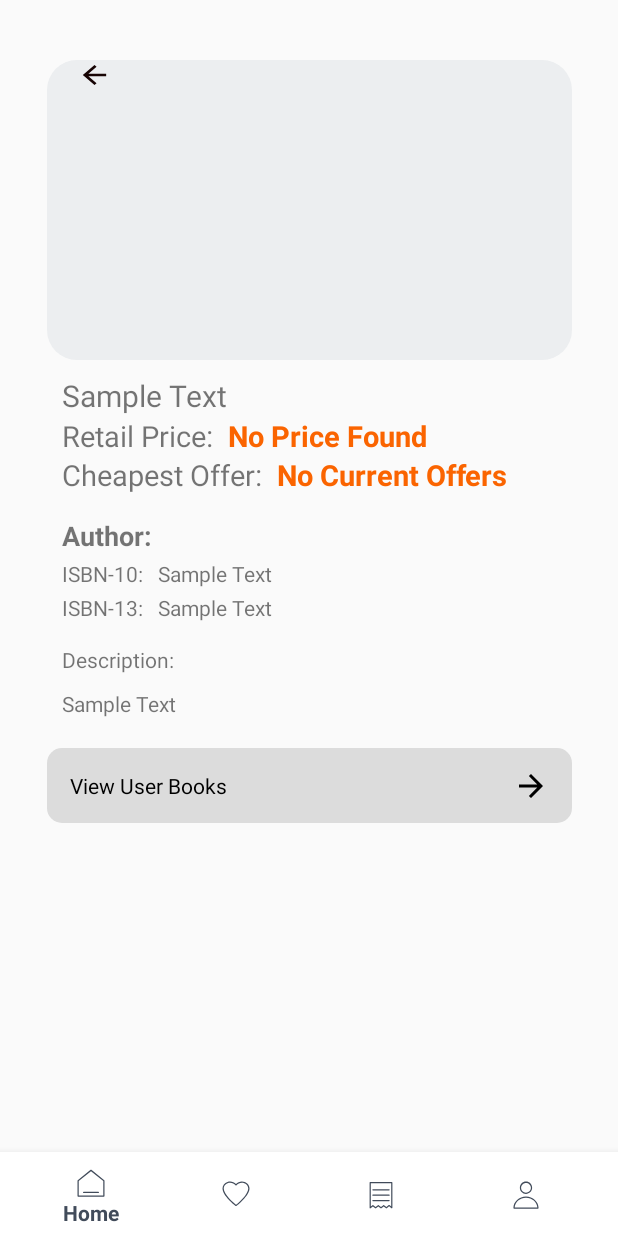
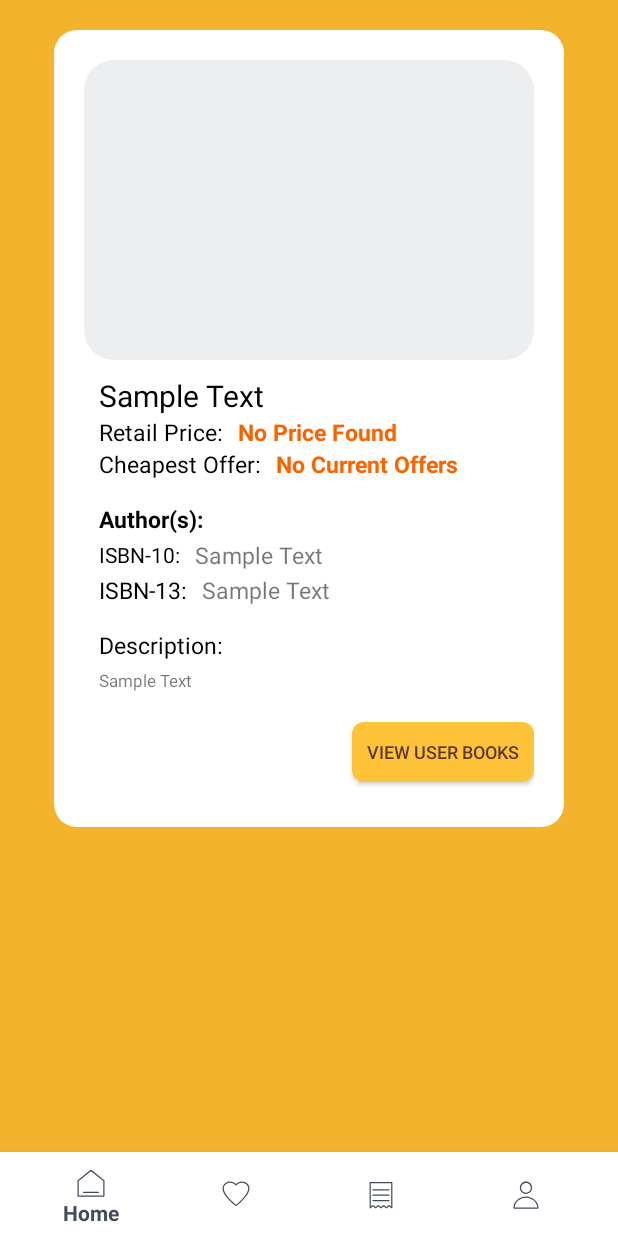
Before and after one commit to BonfireBooks/BonfireBooks, an Android app: the fragment BookDetailsFragment placed in its activity, on a phone screen of 412 x 824 dp. Run offline under Robolectric (Android 15) with nearby library versions, the phone set to English and light mode, and no system bars; our stand-ins replace Firebase (no records; nobody signed in at launch, a user with empty details on screens opened directly); libraries missing offline, so code that uses them is left out: org.checkerframework.common; 16 statements that could not run were skipped.

Commit message:
ViewUserBook Layout updated
ViewUserBook layout replaced with actual button

```diff
--- a/app/src/main/java/com/example/bonfirebooks/BookDetailsFragment.java
+++ b/app/src/main/java/com/example/bonfirebooks/BookDetailsFragment.java
@@ -85,8 +85,9 @@ public class BookDetailsFragment extends Fragment {
     TextView txtV_isbn13_edit;
     TextView txtV_book_description_edit;
 
-    Button btn_back;
-    ConstraintLayout btn_view_uBooks;
+    Button btn_view_uBooks;
+
+    ConstraintLayout layout_wrapper;
 
     @Override
     public void onViewCreated(@NonNull View view, @Nullable Bundle savedInstanceState) {
@@ -103,8 +104,8 @@ public class BookDetailsFragment extends Fragment {
         txtV_isbn10_edit = view.findViewById(R.id.txtV_isbn10_edit);
         txtV_isbn13_edit = view.findViewById(R.id.txtV_isbn13_edit);
         txtV_book_description_edit = view.findViewById(R.id.txtV_book_description_edit);
-        btn_back = view.findViewById(R.id.btn_back);
         btn_view_uBooks = view.findViewById(R.id.btn_view_uBooks);
+        layout_wrapper = view.findViewById(R.id.layout_wrapper);
 
         // iterate through the authors map and set the textview with its data
         HashMap<String, String> authors = book.getAuthors();
@@ -112,7 +113,7 @@ public class BookDetailsFragment extends Fragment {
         for (int i = 0; i < authors.size(); i++) {
             authorsStr.append(authors.get(String.valueOf(i)));
             if (i < authors.size() - 1)
-                authorsStr.append(", ");
+                authorsStr.append("\n");
         }
         txtV_author_edit.setText(authorsStr);
 
@@ -135,13 +136,24 @@ public class BookDetailsFragment extends Fragment {
             txtV_cheapest_condition_edit.setText(null);
         }
 
+        txtV_author_edit.setOnClickListener(new View.OnClickListener() {
+            @Override
+            public void onClick(View view) {
+                if (txtV_author_edit.getMaxLines() == 3){
+                    txtV_author_edit.setMaxLines(15);
+                } else {
+                    txtV_author_edit.setMaxLines(3);
+                }
+            }
+        });
+
         txtV_book_description_edit.setOnClickListener(new View.OnClickListener() {
             @Override
             public void onClick(View view) {
-                if (txtV_book_description_edit.getMaxLines() == 10) {
-                    txtV_book_description_edit.setMaxLines(40);
+                if (txtV_book_description_edit.getMaxLines() == 5) {
+                    txtV_book_description_edit.setMaxLines(15);
                 } else {
-                    txtV_book_description_edit.setMaxLines(10);
+                    txtV_book_description_edit.setMaxLines(5);
                 }
             }
         });
@@ -153,13 +165,6 @@ public class BookDetailsFragment extends Fragment {
 
         Glide.with(getContext()).load(book.getCoverImgUrl()).error(R.drawable.ic_image_failed).into(imgV_book_images);
 
-        btn_back.setOnClickListener(new View.OnClickListener() {
-            @Override
-            public void onClick(View view) {
-                ((MainActivity) getActivity()).onBackPressed();
-            }
-        });
-
         btn_view_uBooks.setOnClickListener(new View.OnClickListener() {
             @Override
             public void onClick(View view) {
--- a/app/src/main/res/drawable/button_view_user_books.xml
+++ /dev/null
@@ -1,6 +0,0 @@
-<?xml version="1.0" encoding="utf-8"?>
-<shape xmlns:android="http://schemas.android.com/apk/res/android"
-    android:shape="rectangle">
-    <solid android:color="@color/btn_outline_gray" />
-    <corners android:radius="10dp" />
-</shape>
--- a/app/src/main/res/layout/button_view_user_books.xml
+++ /dev/null
@@ -1,29 +0,0 @@
-<?xml version="1.0" encoding="utf-8"?>
-<androidx.constraintlayout.widget.ConstraintLayout xmlns:android="http://schemas.android.com/apk/res/android"
-    xmlns:app="http://schemas.android.com/apk/res-auto"
-    android:layout_width="wrap_content"
-    android:layout_height="wrap_content"
-    android:background="@drawable/button_view_user_books">
-
-    <TextView
-        android:id="@+id/txtV_view_user_books"
-        android:layout_width="wrap_content"
-        android:layout_height="wrap_content"
-        android:layout_marginStart="15dp"
-        android:text="@string/view_user_books"
-        android:textColor="@color/black"
-        app:layout_constraintBottom_toBottomOf="parent"
-        app:layout_constraintLeft_toLeftOf="parent"
-        app:layout_constraintTop_toTopOf="parent" />
-
-    <TextView
-        android:layout_width="wrap_content"
-        android:layout_height="wrap_content"
-        android:layout_marginEnd="15dp"
-        android:background="@drawable/ic_arrow_forward_black"
-        app:layout_constraintBottom_toBottomOf="parent"
-        app:layout_constraintRight_toRightOf="parent"
-        app:layout_constraintTop_toTopOf="parent"
-        />
-
-</androidx.constraintlayout.widget.ConstraintLayout>
--- a/app/src/main/res/layout/fragment_book_details.xml
+++ b/app/src/main/res/layout/fragment_book_details.xml
@@ -4,36 +4,35 @@
     xmlns:tools="http://schemas.android.com/tools"
     android:layout_width="match_parent"
     android:layout_height="match_parent"
+    android:background="@color/logo_orange"
     tools:context=".BookDetailsFragment">
 
     <ScrollView
         android:layout_width="match_parent"
-        android:layout_height="match_parent">
+        android:layout_height="match_parent"
+        android:paddingVertical="20dp"
+        android:clipToPadding="false"
+        android:scrollbars="none">
 
         <androidx.constraintlayout.widget.ConstraintLayout
-            android:id="@+id/layout_book_details"
-            android:layout_width="match_parent"
-            android:layout_height="match_parent">
+            android:layout_width="wrap_content"
+            android:layout_height="wrap_content"
+            android:background="@drawable/card_rounded"
+            android:padding="20dp"
+            android:layout_gravity="center_horizontal"
+            app:layout_constraintBottom_toBottomOf="parent"
+            app:layout_constraintLeft_toLeftOf="parent"
+            app:layout_constraintRight_toRightOf="parent"
+            app:layout_constraintTop_toTopOf="parent">
 
                 <ImageView
                     android:id="@+id/imgV_book_images"
-                android:layout_width="350dp"
+                    android:layout_width="300dp"
                     android:layout_height="200dp"
-                android:layout_marginTop="40dp"
                     android:background="@drawable/image_switcher"
                     app:layout_constraintLeft_toLeftOf="parent"
                     app:layout_constraintRight_toRightOf="parent"
                     app:layout_constraintTop_toTopOf="parent" />
-
-            <Button
-                android:id="@+id/btn_back"
-                android:layout_width="23dp"
-                android:layout_height="20dp"
-                android:layout_marginStart="20dp"
-                android:background="@drawable/ic_arrow_back_black"
-                android:backgroundTint="@color/txt_gray"
-                app:layout_constraintLeft_toLeftOf="@id/imgV_book_images"
-                app:layout_constraintTop_toTopOf="@id/imgV_book_images" />
 
                 <TextView
                     android:id="@+id/txtV_book_title"
@@ -42,6 +41,7 @@
                     android:layout_marginStart="10dp"
                     android:layout_marginTop="10dp"
                     android:text="@string/sample_text"
+                    android:textColor="@color/black"
                     android:textSize="20sp"
                     app:layout_constraintLeft_toLeftOf="@id/imgV_book_images"
                     app:layout_constraintTop_toBottomOf="@id/imgV_book_images" />
@@ -50,8 +50,9 @@
                     android:id="@+id/txtV_retail_price"
                     android:layout_width="wrap_content"
                     android:layout_height="wrap_content"
-                android:text="Retail Price:"
-                android:textSize="19sp"
+                    android:text="@string/retail_price"
+                    android:textColor="@color/black"
+                    android:textSize="15sp"
                     app:layout_constraintLeft_toLeftOf="@id/txtV_book_title"
                     app:layout_constraintTop_toBottomOf="@id/txtV_book_title" />
 
@@ -59,11 +60,11 @@
                     android:id="@+id/txtV_retail_price_edit"
                     android:layout_width="wrap_content"
                     android:layout_height="wrap_content"
+                    android:layout_marginStart="10dp"
                     android:text="@string/price_here"
                     android:textColor="#FA6400"
-                android:textSize="19sp"
+                    android:textSize="15sp"
                     android:textStyle="bold"
-                android:layout_marginLeft="10dp"
                     app:layout_constraintLeft_toRightOf="@id/txtV_retail_price"
                     app:layout_constraintTop_toBottomOf="@id/txtV_book_title" />
 
@@ -71,8 +72,9 @@
                     android:id="@+id/txtV_cheapest_price"
                     android:layout_width="wrap_content"
                     android:layout_height="wrap_content"
-                android:text="Cheapest Offer:"
-                android:textSize="19sp"
+                    android:text="@string/cheapest_offer"
+                    android:textColor="@color/black"
+                    android:textSize="15sp"
                     app:layout_constraintLeft_toLeftOf="@id/txtV_retail_price"
                     app:layout_constraintTop_toBottomOf="@id/txtV_retail_price" />
 
@@ -80,11 +82,11 @@
                     android:id="@+id/txtV_cheapest_price_edit"
                     android:layout_width="wrap_content"
                     android:layout_height="wrap_content"
+                    android:layout_marginStart="10dp"
                     android:text="@string/price_here"
                     android:textColor="#FA6400"
-                android:textSize="19sp"
+                    android:textSize="15sp"
                     android:textStyle="bold"
-                android:layout_marginLeft="10dp"
                     app:layout_constraintLeft_toRightOf="@id/txtV_cheapest_price"
                     app:layout_constraintTop_toBottomOf="@id/txtV_retail_price_edit" />
 
@@ -92,9 +94,9 @@
                     android:id="@+id/txtV_cheapest_condition_edit"
                     android:layout_width="wrap_content"
                     android:layout_height="wrap_content"
-                android:text="[CONDITION]"
-                android:textSize="19sp"
-                android:layout_marginLeft="10dp"
+                    android:layout_marginStart="10dp"
+                    android:text="@string/condition_bracket"
+                    android:textSize="15sp"
                     app:layout_constraintLeft_toRightOf="@id/txtV_cheapest_price_edit"
                     app:layout_constraintTop_toBottomOf="@id/txtV_retail_price" />
 
@@ -103,8 +105,9 @@
                     android:layout_width="wrap_content"
                     android:layout_height="wrap_content"
                     android:layout_marginTop="15dp"
-                android:text="@string/author"
-                android:textSize="18sp"
+                    android:text="@string/author_s"
+                    android:textColor="@color/black"
+                    android:textSize="15sp"
                     android:textStyle="bold"
                     app:layout_constraintLeft_toLeftOf="@id/txtV_cheapest_price"
                     app:layout_constraintTop_toBottomOf="@id/txtV_cheapest_price" />
@@ -115,9 +118,11 @@
                     android:layout_height="wrap_content"
                     android:layout_marginStart="10dp"
                     android:layout_marginTop="15dp"
-                android:maxWidth="275dp"
+                    android:maxWidth="200dp"
+                    android:maxLines="3"
                     android:text="@string/sample_text"
-                android:textSize="18sp"
+                    android:textSize="15sp"
+                    android:ellipsize="end"
                     app:layout_constraintLeft_toRightOf="@id/txtV_author"
                     app:layout_constraintTop_toBottomOf="@id/txtV_cheapest_price" />
 
@@ -127,6 +132,7 @@
                     android:layout_height="wrap_content"
                     android:layout_marginTop="3dp"
                     android:text="@string/isbn_10"
+                    android:textColor="@color/black"
                     app:layout_constraintLeft_toLeftOf="@id/txtV_author"
                     app:layout_constraintTop_toBottomOf="@id/txtV_author_edit" />
 
@@ -136,6 +142,7 @@
                     android:layout_height="wrap_content"
                     android:layout_marginStart="10dp"
                     android:text="@string/sample_text"
+                    android:textSize="15sp"
                     app:layout_constraintBottom_toBottomOf="@id/txtV_isbn10"
                     app:layout_constraintLeft_toRightOf="@id/txtV_isbn10"
                     app:layout_constraintTop_toTopOf="@id/txtV_isbn10" />
@@ -146,6 +153,8 @@
                     android:layout_height="wrap_content"
                     android:layout_marginTop="3dp"
                     android:text="@string/isbn_13"
+                    android:textColor="@color/black"
+                    android:textSize="15sp"
                     app:layout_constraintLeft_toLeftOf="@id/txtV_isbn10"
                     app:layout_constraintTop_toBottomOf="@id/txtV_isbn10" />
 
@@ -155,6 +164,7 @@
                     android:layout_height="wrap_content"
                     android:layout_marginStart="10dp"
                     android:text="@string/sample_text"
+                    android:textSize="15sp"
                     app:layout_constraintBottom_toBottomOf="@id/txtV_isbn13"
                     app:layout_constraintLeft_toRightOf="@id/txtV_isbn13"
                     app:layout_constraintTop_toTopOf="@id/txtV_isbn13" />
@@ -165,6 +175,8 @@
                     android:layout_height="wrap_content"
                     android:layout_marginTop="15dp"
                     android:text="@string/description"
+                    android:textColor="@color/black"
+                    android:textSize="15sp"
                     app:layout_constraintLeft_toLeftOf="@id/txtV_isbn13"
                     app:layout_constraintTop_toBottomOf="@id/txtV_isbn13" />
 
@@ -172,26 +184,32 @@
                     android:id="@+id/txtV_book_description_edit"
                     android:layout_width="wrap_content"
                     android:layout_height="wrap_content"
-                android:layout_marginTop="10dp"
-                android:maxLines="10"
+                    android:layout_marginTop="5dp"
                     android:ellipsize="end"
-                android:maxWidth="350dp"
+                    android:maxWidth="290dp"
+                    android:maxLines="5"
                     android:text="@string/sample_text"
+                    android:textSize="11sp"
                     app:layout_constraintLeft_toLeftOf="@id/txtV_book_description"
                     app:layout_constraintTop_toBottomOf="@id/txtV_book_description" />
 
-            <include
+
+                <Button
                     android:id="@+id/btn_view_uBooks"
-                layout="@layout/button_view_user_books"
-                android:layout_width="350dp"
-                android:layout_height="50dp"
+                    android:layout_width="wrap_content"
+                    android:layout_height="40dp"
                     android:layout_marginTop="20dp"
-                app:layout_constraintLeft_toLeftOf="parent"
+                    android:layout_marginBottom="10dp"
+                    android:background="@drawable/buttons_orange"
+                    android:padding="10dp"
+                    android:text="@string/view_user_books"
+                    android:textColor="@color/logo_brown"
+                    android:textSize="12sp"
+                    app:layout_constraintBottom_toBottomOf="parent"
                     app:layout_constraintRight_toRightOf="parent"
-                app:layout_constraintTop_toBottomOf="@id/txtV_book_description_edit"
-                app:layout_constraintBottom_toBottomOf="parent"
-                android:layout_marginBottom="10dp"/>
+                    app:layout_constraintTop_toBottomOf="@id/txtV_book_description_edit" />
 
             </androidx.constraintlayout.widget.ConstraintLayout>
+
         </ScrollView>
 </FrameLayout>
--- a/app/src/main/res/values/strings.xml
+++ b/app/src/main/res/values/strings.xml
@@ -92,4 +92,7 @@
     <string name="book_authors">Book Authors</string>
     <string name="book_description">Book Description</string>
     <string name="edit_book">Edit Book</string>
+    <string name="retail_price">Retail Price:</string>
+    <string name="cheapest_offer">Cheapest Offer:</string>
+    <string name="condition_bracket">[CONDITION]</string>
 </resources>
```
Lines whose indentation alone changed are shown as unchanged.
